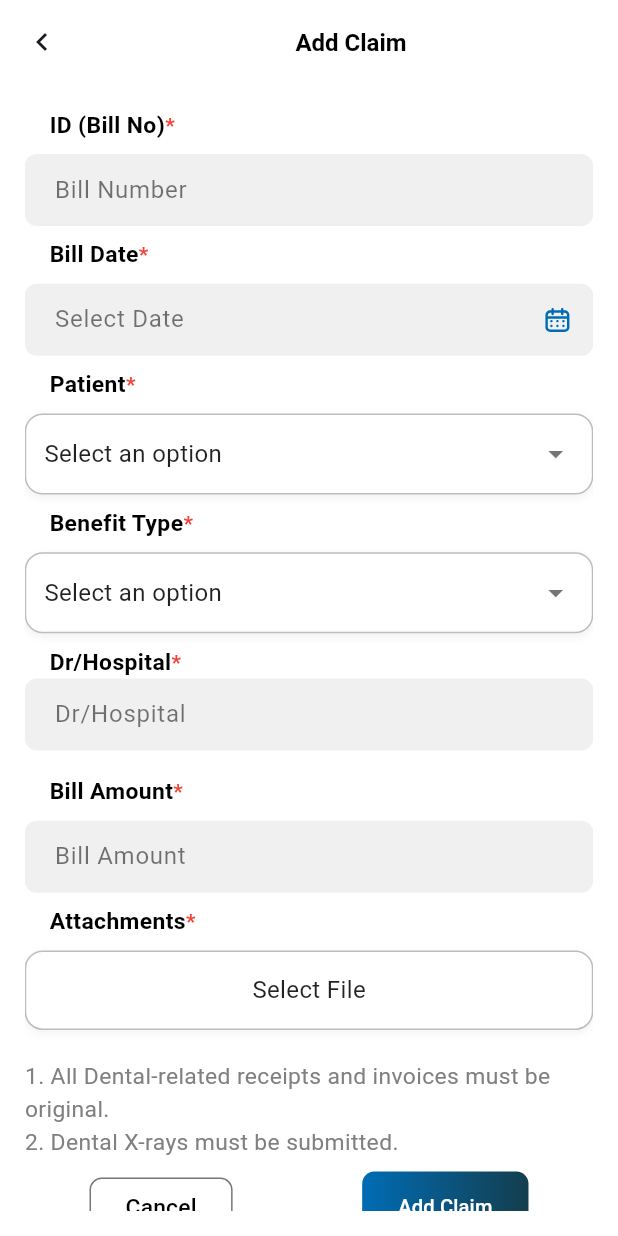
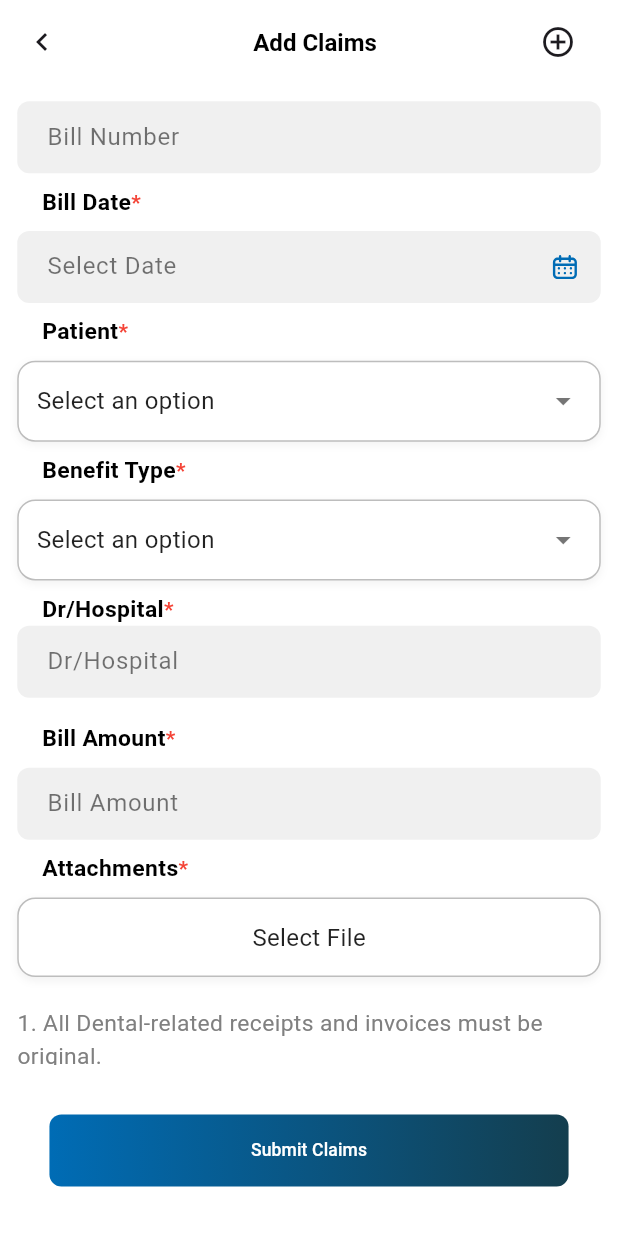
Before and after one commit to Zayahan-Hasan-Shah/CICL-APP, a Flutter app: the AddClaimScreen screen opened by its route, on a phone screen of 412 x 824 dp. Run offline on Flutter 3.47's test engine with Material 3 defaults, Android fonts, the phone set to English and light mode, and no system bars; our stand-ins replace file_picker, flutter_riverpod, flutter_svg, go_router, google_fonts, shared_preferences and 2 more; accounts and stored records are empty; Roboto replaces fonts that are missing (Roboto Flex).

Commit message:
now can add multiple claims

```diff
--- a/lib/src/views/bottom_navigation/screens/claim/add_claim_screen.dart
+++ b/lib/src/views/bottom_navigation/screens/claim/add_claim_screen.dart
@@ -30,17 +30,18 @@
 }
 
 class _AddClaimScreenState extends ConsumerState<AddClaimScreen> {
-  final TextEditingController _billNo = TextEditingController();
-  final TextEditingController _billDate = TextEditingController();
-  final TextEditingController _billAmount = TextEditingController();
-  final TextEditingController _hosLabClinDr =
-      TextEditingController(); // Hospital/Laboratory/Clinic/DrName
-  final TextEditingController _admissionDate = TextEditingController();
-  final TextEditingController _dischargeDate = TextEditingController();
-  String? patient;
-  String? benefitType;
-  List<PlatformFile> uploadedFiles = [];
-  List<String> _patientNames = [];
+  // Multiple claim form controllers
+  List<TextEditingController> _billNoControllers = [];
+  List<TextEditingController> _billDateControllers = [];
+  List<TextEditingController> _billAmountControllers = [];
+  List<TextEditingController> _hosLabClinDrControllers = [];
+  List<TextEditingController> _admissionDateControllers = [];
+  List<TextEditingController> _dischargeDateControllers = [];
+
+  List<String?> _patients = [];
+  List<String?> _benefitTypes = [];
+  List<List<PlatformFile>> _uploadedFilesList = [];
+  List<String> _patientNames = []; // Add this line
 
   final _formKey = GlobalKey<FormState>();
 
@@ -48,6 +49,8 @@
   void initState() {
     super.initState();
     _loadPatientNames();
+    // Initialize first claim form
+    _addNewClaimForm();
   }
 
   Future<void> _loadPatientNames() async {
@@ -60,29 +63,103 @@
     });
   }
 
+  void _addNewClaimForm() {
+    setState(() {
+      _billNoControllers.add(TextEditingController());
+      _billDateControllers.add(TextEditingController());
+      _billAmountControllers.add(TextEditingController());
+      _hosLabClinDrControllers.add(TextEditingController());
+      _admissionDateControllers.add(TextEditingController());
+      _dischargeDateControllers.add(TextEditingController());
+
+      _patients.add(null);
+      _benefitTypes.add(null);
+      _uploadedFilesList.add([]);
+    });
+  }
+
+  void _removeClaimForm(int index) {
+    setState(() {
+      _billNoControllers[index].dispose();
+      _billDateControllers[index].dispose();
+      _billAmountControllers[index].dispose();
+      _hosLabClinDrControllers[index].dispose();
+      _admissionDateControllers[index].dispose();
+      _dischargeDateControllers[index].dispose();
+
+      _billNoControllers.removeAt(index);
+      _billDateControllers.removeAt(index);
+      _billAmountControllers.removeAt(index);
+      _hosLabClinDrControllers.removeAt(index);
+      _admissionDateControllers.removeAt(index);
+      _dischargeDateControllers.removeAt(index);
+
+      _patients.removeAt(index);
+      _benefitTypes.removeAt(index);
+      _uploadedFilesList.removeAt(index);
+    });
+  }
+
   void _resetForm() {
-    _formKey.currentState?.reset();
-    _billNo.clear();
-    _billDate.clear();
-    _hosLabClinDr.clear();
-    _billAmount.clear();
-    _admissionDate.clear();
-    _dischargeDate.clear();
+    // Dispose all controllers
+    for (var controller in _billNoControllers) {
+      controller.dispose();
+    }
+    for (var controller in _billDateControllers) {
+      controller.dispose();
+    }
+    for (var controller in _billAmountControllers) {
+      controller.dispose();
+    }
+    for (var controller in _hosLabClinDrControllers) {
+      controller.dispose();
+    }
+    for (var controller in _admissionDateControllers) {
+      controller.dispose();
+    }
+    for (var controller in _dischargeDateControllers) {
+      controller.dispose();
+    }
+
+    // Reset all lists
     setState(() {
-      patient = null;
-      benefitType = null;
-      uploadedFiles = [];
+      _billNoControllers.clear();
+      _billDateControllers.clear();
+      _billAmountControllers.clear();
+      _hosLabClinDrControllers.clear();
+      _admissionDateControllers.clear();
+      _dischargeDateControllers.clear();
+
+      _patients.clear();
+      _benefitTypes.clear();
+      _uploadedFilesList.clear();
+
+      // Add a new claim form
+      _addNewClaimForm();
     });
   }
 
   @override
   void dispose() {
-    _billNo.dispose();
-    _billDate.dispose();
-    _hosLabClinDr.dispose();
-    _billAmount.dispose();
-    _admissionDate.dispose();
-    _dischargeDate.dispose();
+    // Dispose all controllers
+    for (var controller in _billNoControllers) {
+      controller.dispose();
+    }
+    for (var controller in _billDateControllers) {
+      controller.dispose();
+    }
+    for (var controller in _billAmountControllers) {
+      controller.dispose();
+    }
+    for (var controller in _hosLabClinDrControllers) {
+      controller.dispose();
+    }
+    for (var controller in _admissionDateControllers) {
+      controller.dispose();
+    }
+    for (var controller in _dischargeDateControllers) {
+      controller.dispose();
+    }
     super.dispose();
   }
 
@@ -103,7 +180,7 @@
         }
       }
     });
-    final state = ref.watch(addClaimProvider);
+
     return Scaffold(
       backgroundColor: AppColors.whiteColor,
       appBar: AppBar(
@@ -116,40 +193,60 @@
         ),
         title: Row(
           mainAxisAlignment: MainAxisAlignment.center,
-          children: const [
-            Spacer(),
-            CustomText(
-              title: 'Add Claim',
+          children: [
+            const Spacer(),
+            const CustomText(
+              title: 'Add Claims',
               weight: FontWeight.w700,
               alignText: TextAlign.center,
             ),
-            Spacer(),
+            const Spacer(),
+            IconButton(
+              icon: const Icon(Icons.add_circle_outline),
+              onPressed: _addNewClaimForm,
+              tooltip: 'Add New Claim',
+            ),
           ],
         ),
         centerTitle: true,
       ),
       body: SafeArea(
-        child: Padding(
-          padding: EdgeInsets.all(2.h),
-          child: SingleChildScrollView(
-            scrollDirection: Axis.vertical,
         child: Form(
           key: _formKey,
+          child: ListView.builder(
+            itemCount: _billNoControllers.length,
+            itemBuilder: (context, index) {
+              return Container(
+                margin: EdgeInsets.all(8.sp),
+                padding: EdgeInsets.all(8.sp),
+
+                child: Padding(
+                  padding: EdgeInsets.all(8.sp),
                   child: Column(
+                    crossAxisAlignment: CrossAxisAlignment.start,
                     children: [
-                  headingText("ID (Bill No)", true),
-                  SizedBox(height: 1.h),
-                  buildTextField(
-                    _billNo,
-                    'Bill Number',
-                    isValidate: true,
-                    val: AppValidation.checkText,
+                      Row(
+                        mainAxisAlignment: MainAxisAlignment.spaceBetween,
+                        children: [
+                          if (_billNoControllers.length > 1)
+                            IconButton(
+                              icon: const Icon(Icons.delete, color: Colors.red),
+                              onPressed: () => _removeClaimForm(index),
+                              tooltip: 'Remove Claim',
+                            ),
+                        ],
+                      ),
+                      // Existing form fields for each claim
+                      CustomTextField(
+                        controller: _billNoControllers[index],
+                        hintText: 'Bill Number',
+                        validator: AppValidation.checkText,
                       ),
                       SizedBox(height: 1.h),
                       headingText("Bill Date", true),
                       SizedBox(height: 1.h),
                       DatePickerTextField(
-                    controller: _billDate,
+                        controller: _billDateControllers[index],
                         hintText: 'Select Date',
                         isValidate: true,
                         validator: AppValidation.validatePastDate,
@@ -158,11 +255,11 @@
                       headingText("Patient", true),
                       SizedBox(height: 1.h),
                       CustomDropdown(
-                    selectedItem: patient,
+                        selectedItem: _patients[index],
                         items: _patientNames,
                         onChanged: (value) {
                           setState(() {
-                        patient = value;
+                            _patients[index] = value;
                           });
                         },
                       ),
@@ -171,22 +268,25 @@
                       SizedBox(height: 1.h),
                       CustomDropdown(
                         items: ["Hospital", "OPD", "Dental Treatment"],
-                    selectedItem: benefitType,
+                        selectedItem: _benefitTypes[index],
                         onChanged: (value) {
                           setState(() {
-                        benefitType = value;
+                            _benefitTypes[index] = value;
                           });
                         },
                       ),
                       SizedBox(height: 1.h),
                       headingText("Dr/Hospital", true),
-                  buildTextField(_hosLabClinDr, 'Dr/Hospital'),
+                      buildTextField(
+                        _hosLabClinDrControllers[index],
+                        'Dr/Hospital',
+                      ),
                       SizedBox(height: 1.h),
-                  if (benefitType == "Hospital") ...[
+                      if (_benefitTypes[index] == "Hospital") ...[
                         headingText("Admission Date", true),
                         SizedBox(height: 1.h),
                         DatePickerTextField(
-                      controller: _admissionDate,
+                          controller: _admissionDateControllers[index],
                           hintText: 'Select Date',
                           isValidate: true,
                           validator: AppValidation.validatePastDate,
@@ -195,7 +295,7 @@
                         headingText("Discharge Date", true),
                         SizedBox(height: 1.h),
                         DatePickerTextField(
-                      controller: _dischargeDate,
+                          controller: _dischargeDateControllers[index],
                           hintText: 'Select Date',
                           isValidate: true,
                           validator: AppValidation.validatePastDate,
@@ -204,26 +304,70 @@
                       SizedBox(height: 1.h),
                       headingText("Bill Amount", true),
                       SizedBox(height: 1.h),
-                  buildTextField(_billAmount, 'Bill Amount', isNoFormat: true),
+                      buildTextField(
+                        _billAmountControllers[index],
+                        'Bill Amount',
+                        isNoFormat: true,
+                      ),
                       SizedBox(height: 1.h),
                       headingText("Attachments", true),
                       SizedBox(height: 1.h),
                       AttachmentUploader(
                         onFilesChanged: (files) {
                           setState(() {
-                        uploadedFiles = files;
+                            _uploadedFilesList[index] = files;
                           });
                         },
                       ),
                       SizedBox(height: 1.h),
                       _buildRestrictions(),
                       SizedBox(height: 1.h),
-                  buildAddClaimButton(),
-                  SizedBox(height: 1.h),
                     ],
                   ),
                 ),
+              );
+            },
           ),
+        ),
+      ),
+      bottomNavigationBar: Padding(
+        padding: EdgeInsets.all(4.h),
+        child: CustomButton(
+          onPressed: () {
+            if (_formKey.currentState!.validate()) {
+              // Create multiple claims
+              final claims = List.generate(
+                _billNoControllers.length,
+                (index) => AddClaimModel(
+                  items: [
+                    ClaimItem(
+                      billNo: _billNoControllers[index].text.trim(),
+                      billDate: _billDateControllers[index].text.trim(),
+                      employeeNo: _patients[index]!,
+                      serviceCode: _benefitTypes[index].toString(),
+                      billAmount: _billAmountControllers[index].text.trim(),
+                      hospital: _hosLabClinDrControllers[index].text.trim(),
+                      admitDate: _admissionDateControllers[index].text.trim(),
+                      dischargeDate: _dischargeDateControllers[index].text
+                          .trim(),
+                      attachments: _uploadedFilesList[index]
+                          .map((f) => Attachment(File(f.path!)))
+                          .toList(),
+                    ),
+                  ],
+                ),
+              );
+
+              // Submit all claims
+              for (var claim in claims) {
+                ref.read(addClaimProvider.notifier).addClaim(claim);
+              }
+            }
+          },
+          gradient: const LinearGradient(
+            colors: [AppColors.buttonColor1, AppColors.buttonColor2],
+          ),
+          text: 'Submit Claims', // Added missing text parameter
         ),
       ),
     );
@@ -311,17 +455,16 @@
   void _showSuccessDialog(String message) {
     showDialog(
       context: context,
-      builder: (_) => AlertDialog(
-        title: const Text("Success"),
+      builder: (context) => AlertDialog(
+        title: const Text('Success'),
         content: Text(message),
         actions: [
-          CustomButton(
+          TextButton(
             onPressed: () {
-              Navigator.pop(context);
+              Navigator.of(context).pop();
+              _resetForm(); // Reset form after successful submission
             },
-            fontSize: 18.sp,
-            textColor: AppColors.whiteColor,
-            text: "OK",
+            child: const Text('OK'),
           ),
         ],
       ),
@@ -329,74 +472,41 @@
   }
 
   Widget buildAddClaimButton() {
-    return Row(
-      mainAxisAlignment: MainAxisAlignment.spaceAround,
-      children: [
-        CustomButton(
-          text: 'Cancel',
-          fontSize: 16.sp,
-          outlined: true,
-          textColor: Colors.black,
-          backgroundColor: Colors.white,
-          borderColor: AppColors.buttonColor1,
+    return CustomButton(
       onPressed: () {
-            _resetForm();
-          },
-        ),
-        CustomButton(
-          text: 'Add Claim',
-          fontSize: 15.sp,
-          textColor: AppColors.whiteColor,
-          onPressed: () async {
         if (_formKey.currentState!.validate()) {
-              // Extra manual checks
-              if (patient == null) {
-                ScaffoldMessenger.of(context).showSnackBar(
-                  const SnackBar(content: Text("Please select a patient")),
-                );
-                return;
-              }
-              if (benefitType == null) {
-                ScaffoldMessenger.of(context).showSnackBar(
-                  const SnackBar(content: Text("Please select a benefit type")),
-                );
-                return;
-              }
-              if (uploadedFiles.isEmpty) {
-                ScaffoldMessenger.of(context).showSnackBar(
-                  const SnackBar(
-                    content: Text("Please upload at least one attachment"),
-                  ),
-                );
-                return;
-              }
-
-              final claim = AddClaimModel(
+          // Create multiple claims
+          final claims = List.generate(
+            _billNoControllers.length,
+            (index) => AddClaimModel(
               items: [
                 ClaimItem(
-                    billNo: _billNo.text.trim(),
-                    billDate: _billDate.text.trim(),
-                    employeeNo: patient!,
-                    serviceCode: benefitType.toString(),
-                    billAmount: _billAmount.text.trim(),
-                    hospital: _hosLabClinDr.text.trim(),
-                    admitDate: _admissionDate.text.trim(),
-                    dischargeDate: _dischargeDate.text.trim(),
-                    attachments: uploadedFiles
+                  billNo: _billNoControllers[index].text.trim(),
+                  billDate: _billDateControllers[index].text.trim(),
+                  employeeNo: _patients[index]!,
+                  serviceCode: _benefitTypes[index].toString(),
+                  billAmount: _billAmountControllers[index].text.trim(),
+                  hospital: _hosLabClinDrControllers[index].text.trim(),
+                  admitDate: _admissionDateControllers[index].text.trim(),
+                  dischargeDate: _dischargeDateControllers[index].text.trim(),
+                  attachments: _uploadedFilesList[index]
                       .map((f) => Attachment(File(f.path!)))
                       .toList(),
                 ),
               ],
+            ),
           );
 
+          // Submit all claims
+          for (var claim in claims) {
             ref.read(addClaimProvider.notifier).addClaim(claim);
+          }
         }
       },
       gradient: const LinearGradient(
         colors: [AppColors.buttonColor1, AppColors.buttonColor2],
       ),
-        ),
-      ],
+      text: 'Submit Claims',
     );
   }
 }
```
Lines whose indentation alone changed are shown as unchanged.
